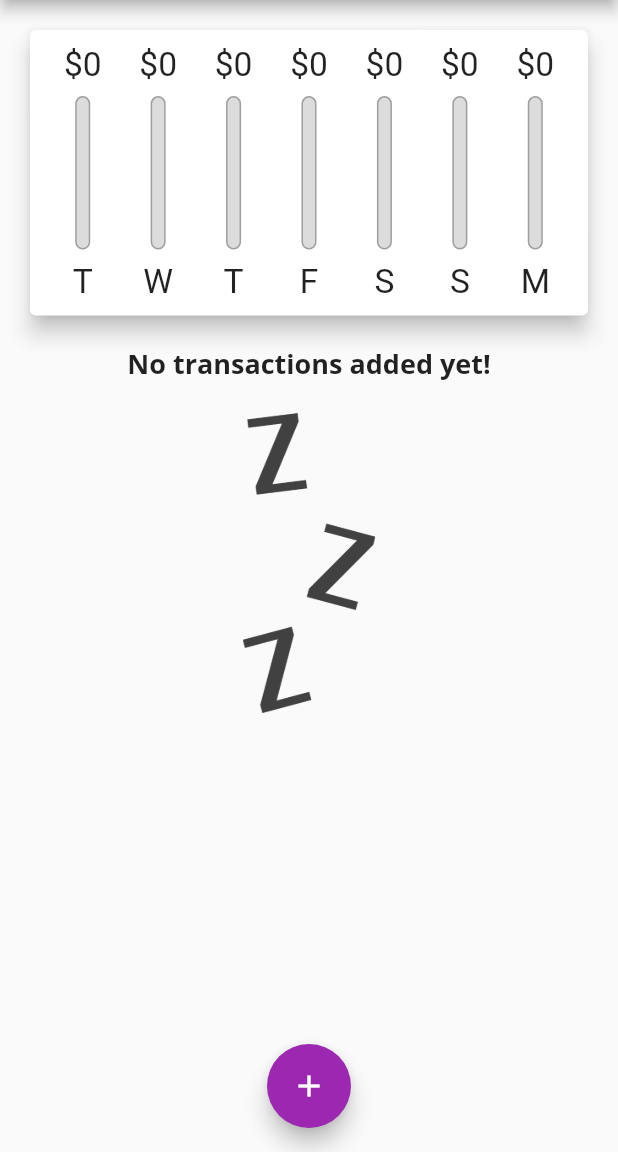
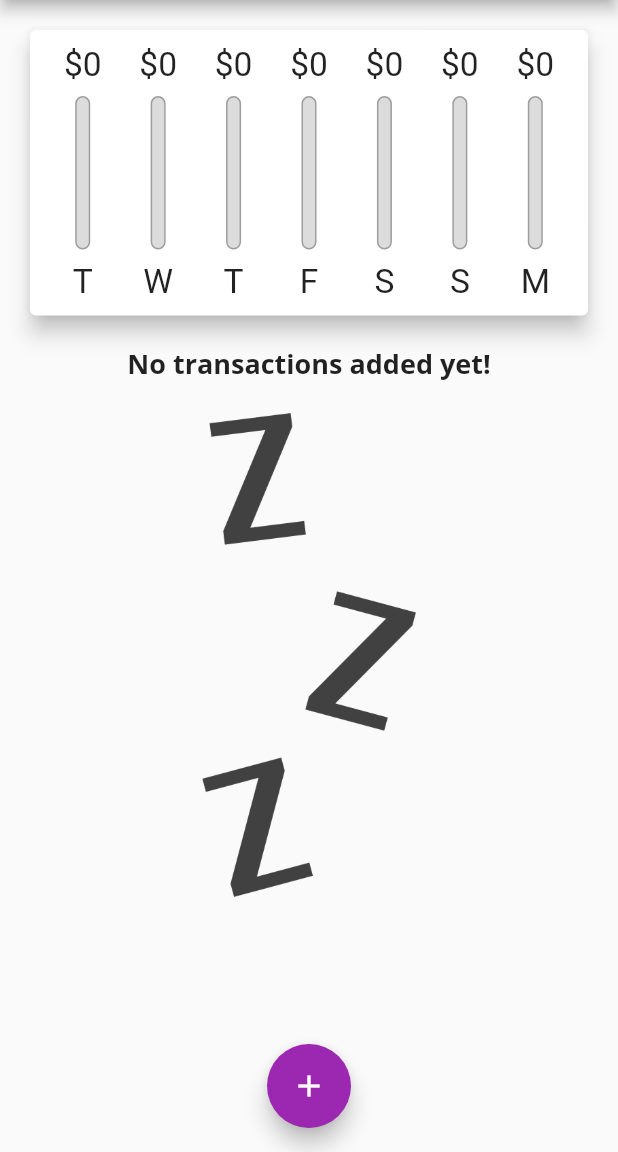
Before and after one commit to deshmukhpurushothaman/expense-tracker, a Flutter app: the screen it shows after launch, on a phone screen of 412 x 824 dp, the part 84-1236 px from its top. Run offline on Flutter 3.47's test engine with Material 2 defaults, Android fonts, the phone set to English and light mode, and no system bars.

Commit message:
responsiveness to different orientation fixed

```diff
--- a/lib/main.dart
+++ b/lib/main.dart
@@ -2,6 +2,7 @@ import './widgets/chart.dart';
 import './widgets/transaction_list.dart';
 import './widgets/new_transaction.dart';
 import 'package:flutter/material.dart';
+import 'dart:io';
 import 'package:flutter/services.dart';
 import 'models/transaction.dart';
 
@@ -53,6 +54,8 @@ class _MyHomePageState extends State<MyHomePage> {
     //     id: 'T1', title: 'New Phone', amount: 20000, date: DateTime.now())
   ];
 
+  bool _showChart = false;
+
   List<Transaction> get _recentTransactions {
     return _userTransactions.where((element) {
       return element.date.isAfter(
@@ -98,6 +101,8 @@ class _MyHomePageState extends State<MyHomePage> {
 
   @override
   Widget build(BuildContext context) {
+    final isLandscape =
+        MediaQuery.of(context).orientation == Orientation.landscape;
     final appBar = AppBar(
       title: Text('Personal Expenses'),
       backgroundColor: Colors.purple,
@@ -107,6 +112,12 @@ class _MyHomePageState extends State<MyHomePage> {
             icon: Icon(Icons.add))
       ],
     );
+    final txListWidget = Container(
+        height: (MediaQuery.of(context).size.height -
+                appBar.preferredSize.height -
+                MediaQuery.of(context).padding.top) *
+            0.7,
+        child: TransactionList(_userTransactions, _deleteTransaction));
     return Scaffold(
       appBar: appBar,
       body: SingleChildScrollView(
@@ -114,23 +125,44 @@ class _MyHomePageState extends State<MyHomePage> {
           // mainAxisAlignment: MainAxisAlignment.spaceAround,
           crossAxisAlignment: CrossAxisAlignment.stretch,
           children: <Widget>[
+            if (isLandscape)
+              Row(
+                mainAxisAlignment: MainAxisAlignment.center,
+                children: [
+                  Text('Show Chart'),
+                  Switch.adaptive(
+                      value: _showChart,
+                      onChanged: (val) {
+                        setState(() {
+                          _showChart = val;
+                        });
+                      })
+                ],
+              ),
+            if (!isLandscape)
               Container(
                   height: (MediaQuery.of(context).size.height -
                           appBar.preferredSize.height -
                           MediaQuery.of(context).padding.top) *
                       0.3,
                   child: Chart(_recentTransactions)),
-            Container(
+            if (!isLandscape) txListWidget,
+            if (isLandscape)
+              _showChart
+                  ? Container(
                       height: (MediaQuery.of(context).size.height -
                               appBar.preferredSize.height -
                               MediaQuery.of(context).padding.top) *
                           0.7,
-                child: TransactionList(_userTransactions, _deleteTransaction)),
+                      child: Chart(_recentTransactions))
+                  : txListWidget
           ],
         ),
       ),
       floatingActionButtonLocation: FloatingActionButtonLocation.centerFloat,
-      floatingActionButton: FloatingActionButton(
+      floatingActionButton: Platform.isIOS
+          ? Container()
+          : FloatingActionButton(
               child: Icon(Icons.add),
               onPressed: () => _openNewTransactionModal(context),
             ),
--- a/lib/widgets/new_transaction.dart
+++ b/lib/widgets/new_transaction.dart
@@ -44,7 +44,8 @@ class _NewTransactionState extends State<NewTransaction> {
 
   @override
   Widget build(BuildContext context) {
-    return Card(
+    return SingleChildScrollView(
+      child: Card(
         elevation: 10,
         child: Container(
           padding: const EdgeInsets.all(10),
@@ -96,6 +97,7 @@ class _NewTransactionState extends State<NewTransaction> {
             ],
           ),
         ),
+      ),
     );
   }
 }
--- a/lib/widgets/transaction_list.dart
+++ b/lib/widgets/transaction_list.dart
@@ -13,7 +13,8 @@ class TransactionList extends StatelessWidget {
     return Container(
       height: MediaQuery.of(context).size.height * 0.6,
       child: transactions.isEmpty
-          ? Column(
+          ? LayoutBuilder(builder: (ctx, constraints) {
+              return Column(
                 children: [
                   Text(
                     'No transactions added yet!',
@@ -23,14 +24,15 @@ class TransactionList extends StatelessWidget {
                     height: 20,
                   ),
                   Container(
-                  height: 200,
+                    height: constraints.maxHeight * 0.6,
                     child: Image.asset(
                       'assets/images/waiting.png',
                       fit: BoxFit.cover,
                     ),
                   )
                 ],
-            )
+              );
+            })
           : ListView.builder(
               itemBuilder: ((context, index) {
                 return Card(
@@ -54,7 +56,21 @@ class TransactionList extends StatelessWidget {
                     ),
                     subtitle: Text(
                         DateFormat.yMMMMd().format(transactions[index].date)),
-                    trailing: IconButton(
+                    trailing: MediaQuery.of(context).size.width > 360
+                        ? TextButton.icon(
+                            icon: Icon(
+                              Icons.delete,
+                              color: Colors.red,
+                            ),
+                            label: Text(
+                              'Delete',
+                              style: TextStyle(color: Colors.red),
+                            ),
+                            onPressed: () {
+                              deleteTx(transactions[index].id);
+                            },
+                          )
+                        : IconButton(
                             icon: Icon(Icons.delete),
                             color: Colors.red,
                             onPressed: (() {
```
Lines whose indentation alone changed are shown as unchanged.
